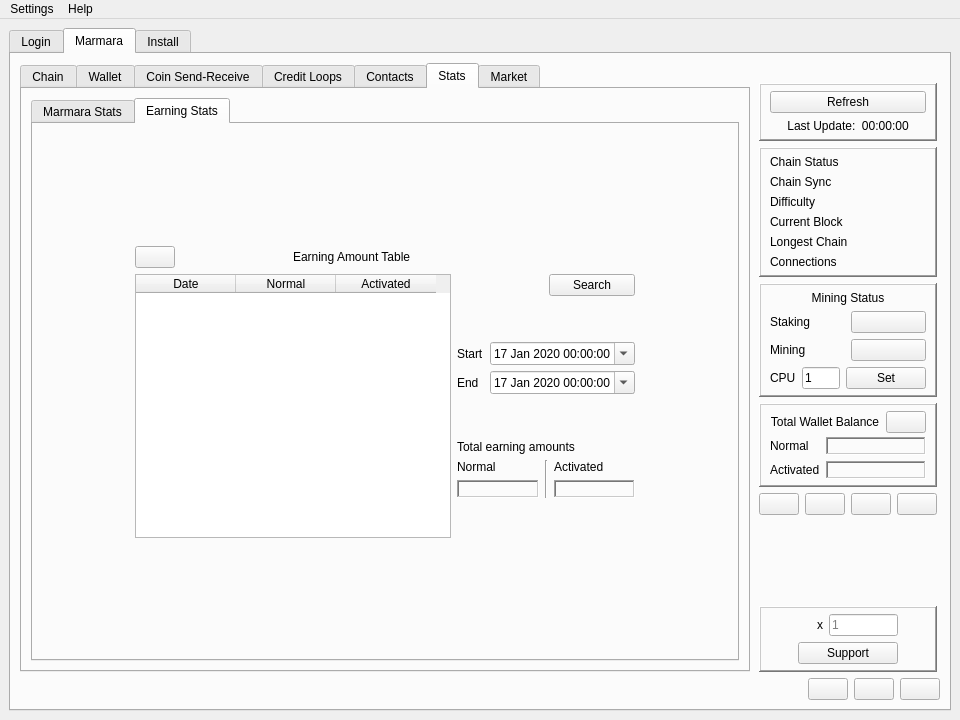
The window that src/main/python/qtguidesign.ui (marmarachain/marmara-connector) describes before a commit, drawn with Qt 5.
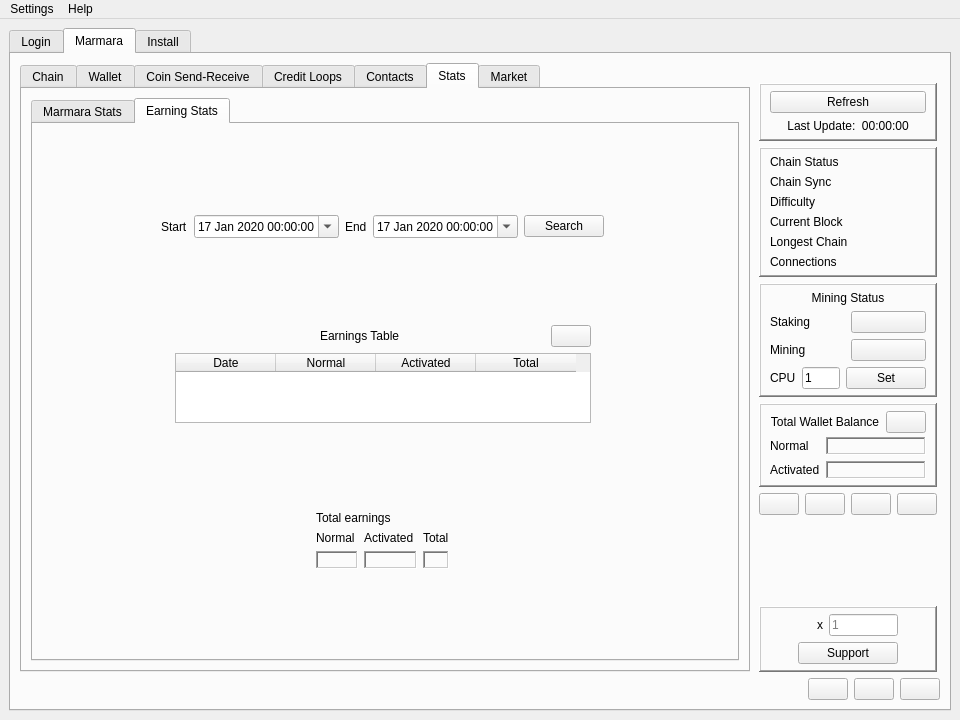
The same window after the commit. The open tabs and pages were chosen to show the change.

Commit message: [fix] typo fixed [ref] guidesign earnig stat page format changed. exporting csv file delimeter added as semicolon [add] total eraning added to earning stat page

What changed in the file:
```diff
--- a/src/main/python/qtguidesign.ui
+++ b/src/main/python/qtguidesign.ui
@@ -5475,63 +5475,153 @@
                </attribute>
                <layout class="QGridLayout" name="gridLayout_63">
                 <item row="2" column="1">
-                 <widget class="QTableWidget" name="earning_stats_tableWidget">
-                  <property name="sizeAdjustPolicy">
-                   <enum>QAbstractScrollArea::AdjustToContents</enum>
+                 <spacer name="verticalSpacer_55">
+                  <property name="orientation">
+                   <enum>Qt::Vertical</enum>
                   </property>
-                  <attribute name="horizontalHeaderDefaultSectionSize">
-                   <number>100</number>
-                  </attribute>
-                  <column>
-                   <property name="text">
-                    <string>Date</string>
-                   </property>
-                  </column>
-                  <column>
+                  <property name="sizeHint" stdset="0">
+                   <size>
+                    <width>20</width>
+                    <height>40</height>
+                   </size>
+                  </property>
+                 </spacer>
+                </item>
+                <item row="6" column="1" colspan="2">
+                 <spacer name="verticalSpacer_54">
+                  <property name="orientation">
+                   <enum>Qt::Vertical</enum>
+                  </property>
+                  <property name="sizeHint" stdset="0">
+                   <size>
+                    <width>20</width>
+                    <height>40</height>
+                   </size>
+                  </property>
+                 </spacer>
+                </item>
+                <item row="1" column="1">
+                 <layout class="QHBoxLayout" name="horizontalLayout_8">
+                  <item>
+                   <spacer name="horizontalSpacer_92">
+                    <property name="orientation">
+                     <enum>Qt::Horizontal</enum>
+                    </property>
+                    <property name="sizeHint" stdset="0">
+                     <size>
+                      <width>40</width>
+                      <height>20</height>
+                     </size>
+                    </property>
+                   </spacer>
+                  </item>
+                  <item>
+                   <widget class="QLabel" name="earning_startdate_label">
                    <property name="text">
-                    <string>Normal</string>
-                   </property>
-                  </column>
-                  <column>
+                     <string>Start</string>
+                    </property>
+                   </widget>
+                  </item>
+                  <item>
+                   <widget class="QDateTimeEdit" name="earning_start_dateTimeEdit">
+                    <property name="minimumDate">
+                     <date>
+                      <year>2020</year>
+                      <month>1</month>
+                      <day>17</day>
+                     </date>
+                    </property>
+                    <property name="calendarPopup">
+                     <bool>true</bool>
+                    </property>
+                   </widget>
+                  </item>
+                  <item>
+                   <widget class="QLabel" name="earning_stopdate_label">
                    <property name="text">
-                    <string>Activated</string>
-                   </property>
-                  </column>
-                 </widget>
-                </item>
-                <item row="2" column="2">
-                 <layout class="QGridLayout" name="gridLayout_62">
-                  <item row="2" column="1">
+                     <string>End</string>
+                    </property>
+                   </widget>
+                  </item>
+                  <item>
+                   <widget class="QDateTimeEdit" name="earning_stop_dateTimeEdit">
+                    <property name="minimumDate">
+                     <date>
+                      <year>2020</year>
+                      <month>1</month>
+                      <day>17</day>
+                     </date>
+                    </property>
+                    <property name="calendarPopup">
+                     <bool>true</bool>
+                    </property>
+                   </widget>
+                  </item>
+                  <item>
                    <widget class="QPushButton" name="earnings_search_button">
                     <property name="text">
                      <string>Search</string>
                     </property>
                    </widget>
                   </item>
-                  <item row="7" column="0" colspan="2">
-                   <widget class="QLabel" name="total_earning_amount_label">
-                    <property name="text">
-                     <string>Total earning amounts</string>
+                  <item>
+                   <spacer name="horizontalSpacer_94">
+                    <property name="orientation">
+                     <enum>Qt::Horizontal</enum>
                     </property>
-                   </widget>
+                    <property name="sizeHint" stdset="0">
+                     <size>
+                      <width>40</width>
+                      <height>20</height>
+                     </size>
+                    </property>
+                   </spacer>
                   </item>
-                  <item row="8" column="0" colspan="2">
+                 </layout>
+                </item>
+                <item row="5" column="1">
                    <layout class="QGridLayout" name="gridLayout_61">
-                    <item row="1" column="0">
+                  <item row="3" column="1">
+                   <widget class="QLabel" name="normal_earning_value">
+                    <property name="frameShape">
+                     <enum>QFrame::WinPanel</enum>
+                    </property>
+                    <property name="frameShadow">
+                     <enum>QFrame::Sunken</enum>
+                    </property>
+                    <property name="text">
+                     <string/>
+                    </property>
+                   </widget>
+                  </item>
+                  <item row="2" column="1">
                      <widget class="QLabel" name="normal_earning_label">
                       <property name="text">
                        <string>Normal </string>
                       </property>
                      </widget>
                     </item>
-                    <item row="1" column="1" rowspan="2">
-                     <widget class="Line" name="line">
+                  <item row="1" column="0" rowspan="3">
+                   <spacer name="horizontalSpacer_91">
                       <property name="orientation">
-                       <enum>Qt::Vertical</enum>
+                     <enum>Qt::Horizontal</enum>
+                    </property>
+                    <property name="sizeHint" stdset="0">
+                     <size>
+                      <width>40</width>
+                      <height>20</height>
+                     </size>
+                    </property>
+                   </spacer>
+                  </item>
+                  <item row="1" column="1" colspan="3">
+                   <widget class="QLabel" name="total_earnings_label">
+                    <property name="text">
+                     <string>Total earnings</string>
                       </property>
                      </widget>
                     </item>
-                    <item row="2" column="2">
+                  <item row="3" column="2">
                      <widget class="QLabel" name="activated_earning_value">
                       <property name="frameShape">
                        <enum>QFrame::WinPanel</enum>
@@ -5544,15 +5634,22 @@
                       </property>
                      </widget>
                     </item>
-                    <item row="1" column="2">
+                  <item row="2" column="3">
+                   <widget class="QLabel" name="total_earning_label">
+                    <property name="text">
+                     <string>Total</string>
+                    </property>
+                   </widget>
+                  </item>
+                  <item row="2" column="2">
                      <widget class="QLabel" name="activated_earning_label">
                       <property name="text">
                        <string>Activated </string>
                       </property>
                      </widget>
                     </item>
-                    <item row="2" column="0">
-                     <widget class="QLabel" name="normal_earning_value">
+                  <item row="3" column="3">
+                   <widget class="QLabel" name="total_earning_value">
                       <property name="frameShape">
                        <enum>QFrame::WinPanel</enum>
                       </property>
@@ -5564,96 +5661,57 @@
                       </property>
                      </widget>
                     </item>
-                    <item row="3" column="0" colspan="3">
-                     <spacer name="verticalSpacer_57">
+                  <item row="1" column="4" rowspan="3">
+                   <spacer name="horizontalSpacer_97">
                       <property name="orientation">
-                       <enum>Qt::Vertical</enum>
+                     <enum>Qt::Horizontal</enum>
                       </property>
                       <property name="sizeHint" stdset="0">
                        <size>
-                        <width>20</width>
-                        <height>40</height>
+                      <width>40</width>
+                      <height>20</height>
                        </size>
                       </property>
                      </spacer>
                     </item>
                    </layout>
                   </item>
-                  <item row="6" column="0" colspan="2">
-                   <spacer name="verticalSpacer_56">
+                <item row="1" column="0" rowspan="5">
+                 <spacer name="horizontalSpacer_95">
                     <property name="orientation">
-                     <enum>Qt::Vertical</enum>
+                   <enum>Qt::Horizontal</enum>
                     </property>
                     <property name="sizeHint" stdset="0">
                      <size>
-                      <width>20</width>
-                      <height>40</height>
+                    <width>40</width>
+                    <height>20</height>
                      </size>
                     </property>
                    </spacer>
                   </item>
-                  <item row="4" column="0" rowspan="2" colspan="2">
-                   <layout class="QGridLayout" name="gridLayout_64">
-                    <item row="1" column="0">
-                     <widget class="QLabel" name="earning_stopdate_label">
+                <item row="3" column="1">
+                 <layout class="QGridLayout" name="gridLayout_66">
+                  <item row="0" column="2" colspan="2">
+                   <widget class="QLabel" name="earningstat_table_label">
                       <property name="text">
-                       <string>End</string>
+                     <string>Earnings Table</string>
                       </property>
                      </widget>
                     </item>
-                    <item row="0" column="1">
-                     <widget class="QDateTimeEdit" name="earning_start_dateTimeEdit">
-                      <property name="minimumDate">
-                       <date>
-                        <year>2020</year>
-                        <month>1</month>
-                        <day>17</day>
-                       </date>
-                      </property>
-                      <property name="calendarPopup">
-                       <bool>true</bool>
-                      </property>
-                     </widget>
-                    </item>
-                    <item row="0" column="0">
-                     <widget class="QLabel" name="earning_startdate_label">
-                      <property name="text">
-                       <string>Start</string>
-                      </property>
-                     </widget>
-                    </item>
-                    <item row="1" column="1">
-                     <widget class="QDateTimeEdit" name="earning_stop_dateTimeEdit">
-                      <property name="minimumDate">
-                       <date>
-                        <year>2020</year>
-                        <month>1</month>
-                        <day>17</day>
-                       </date>
-                      </property>
-                      <property name="calendarPopup">
-                       <bool>true</bool>
-                      </property>
-                     </widget>
-                    </item>
-                   </layout>
-                  </item>
-                  <item row="3" column="0" colspan="2">
-                   <spacer name="verticalSpacer_55">
+                  <item row="0" column="4">
+                   <spacer name="horizontalSpacer_100">
                     <property name="orientation">
-                     <enum>Qt::Vertical</enum>
+                     <enum>Qt::Horizontal</enum>
                     </property>
                     <property name="sizeHint" stdset="0">
                      <size>
-                      <width>20</width>
-                      <height>40</height>
+                      <width>40</width>
+                      <height>20</height>
                      </size>
                     </property>
                    </spacer>
                   </item>
-                 </layout>
-                </item>
-                <item row="2" column="3">
+                  <item row="0" column="0" rowspan="2">
                  <spacer name="horizontalSpacer_96">
                   <property name="orientation">
                    <enum>Qt::Horizontal</enum>
@@ -5666,42 +5724,57 @@
                   </property>
                  </spacer>
                 </item>
-                <item row="0" column="1" colspan="2">
-                 <spacer name="verticalSpacer_53">
+                  <item row="0" column="1">
+                   <spacer name="horizontalSpacer_101">
                   <property name="orientation">
-                   <enum>Qt::Vertical</enum>
+                     <enum>Qt::Horizontal</enum>
                   </property>
                   <property name="sizeHint" stdset="0">
                    <size>
-                    <width>20</width>
-                    <height>40</height>
+                      <width>40</width>
+                      <height>20</height>
                    </size>
                   </property>
                  </spacer>
                 </item>
-                <item row="3" column="1" colspan="2">
-                 <spacer name="verticalSpacer_54">
-                  <property name="orientation">
-                   <enum>Qt::Vertical</enum>
-                  </property>
-                  <property name="sizeHint" stdset="0">
-                   <size>
-                    <width>20</width>
-                    <height>40</height>
-                   </size>
-                  </property>
-                 </spacer>
-                </item>
-                <item row="1" column="1" colspan="2">
-                 <layout class="QHBoxLayout" name="horizontalLayout_13">
-                  <item>
+                  <item row="0" column="5">
                    <widget class="QPushButton" name="export_earning_table_button">
                     <property name="text">
                      <string/>
                     </property>
                    </widget>
                   </item>
-                  <item>
+                  <item row="1" column="1" colspan="5">
+                   <widget class="QTableWidget" name="earning_stats_tableWidget">
+                    <property name="sizeAdjustPolicy">
+                     <enum>QAbstractScrollArea::AdjustToContents</enum>
+                    </property>
+                    <attribute name="horizontalHeaderDefaultSectionSize">
+                     <number>100</number>
+                    </attribute>
+                    <column>
+                     <property name="text">
+                      <string>Date</string>
+                     </property>
+                    </column>
+                    <column>
+                     <property name="text">
+                      <string>Normal</string>
+                     </property>
+                    </column>
+                    <column>
+                     <property name="text">
+                      <string>Activated</string>
+                     </property>
+                    </column>
+                    <column>
+                     <property name="text">
+                      <string>Total</string>
+                     </property>
+                    </column>
+                   </widget>
+                  </item>
+                  <item row="0" column="7" rowspan="2">
                    <spacer name="horizontalSpacer_90">
                     <property name="orientation">
                      <enum>Qt::Horizontal</enum>
@@ -5714,43 +5787,10 @@
                     </property>
                    </spacer>
                   </item>
-                  <item>
-                   <widget class="QLabel" name="earningstat_table_label">
-                    <property name="text">
-                     <string>Earning Amount Table</string>
-                    </property>
-                   </widget>
-                  </item>
-                  <item>
-                   <spacer name="horizontalSpacer_91">
-                    <property name="orientation">
-                     <enum>Qt::Horizontal</enum>
-                    </property>
-                    <property name="sizeHint" stdset="0">
-                     <size>
-                      <width>40</width>
-                      <height>20</height>
-                     </size>
-                    </property>
-                   </spacer>
-                  </item>
-                  <item>
-                   <spacer name="horizontalSpacer_92">
-                    <property name="orientation">
-                     <enum>Qt::Horizontal</enum>
-                    </property>
-                    <property name="sizeHint" stdset="0">
-                     <size>
-                      <width>40</width>
-                      <height>20</height>
-                     </size>
-                    </property>
-                   </spacer>
-                  </item>
                  </layout>
                 </item>
-                <item row="1" column="0" rowspan="2">
-                 <spacer name="horizontalSpacer_95">
+                <item row="1" column="2" rowspan="5">
+                 <spacer name="horizontalSpacer_98">
                   <property name="orientation">
                    <enum>Qt::Horizontal</enum>
                   </property>
@@ -5762,6 +5802,32 @@
                   </property>
                  </spacer>
                 </item>
+                <item row="4" column="1">
+                 <spacer name="verticalSpacer_56">
+                  <property name="orientation">
+                   <enum>Qt::Vertical</enum>
+                  </property>
+                  <property name="sizeHint" stdset="0">
+                   <size>
+                    <width>20</width>
+                    <height>40</height>
+                   </size>
+                  </property>
+                 </spacer>
+                </item>
+                <item row="0" column="1">
+                 <spacer name="verticalSpacer_53">
+                  <property name="orientation">
+                   <enum>Qt::Vertical</enum>
+                  </property>
+                  <property name="sizeHint" stdset="0">
+                   <size>
+                    <width>20</width>
+                    <height>40</height>
+                   </size>
+                  </property>
+                 </spacer>
+                </item>
                </layout>
               </widget>
              </widget>
```
Lines whose indentation alone changed are shown as unchanged. The commit also changes 8 other files.
